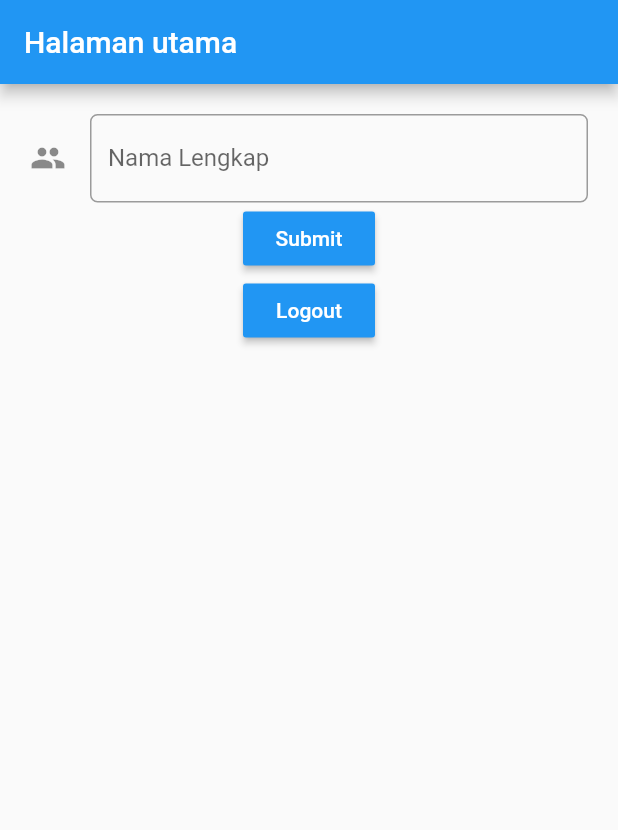
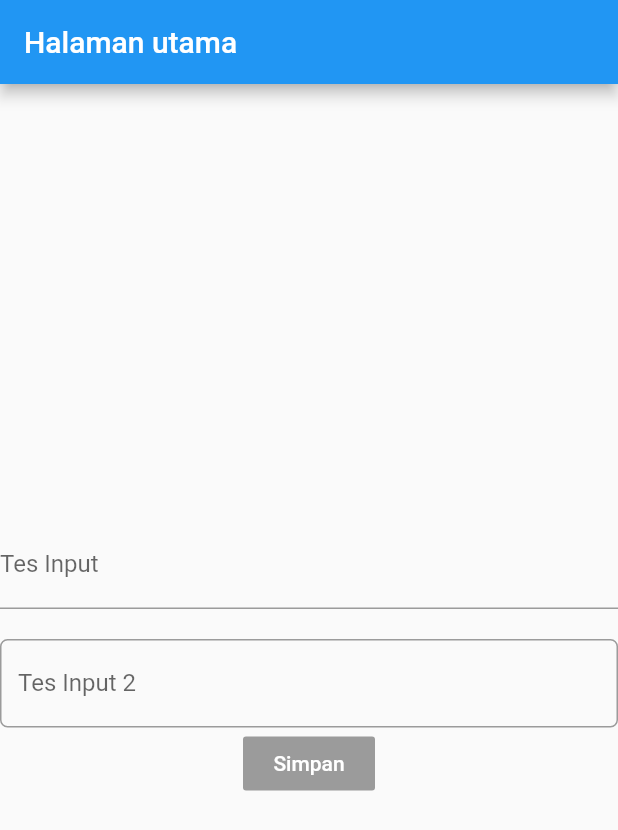
Before and after one commit to argowibowo/progmob2020uas, a Flutter app: the Pertemuan1 screen opened directly, on a phone screen of 412 x 824 dp. Shown: the top 830 px of the screen. Run offline on Flutter 3.47's test engine with Material 2 defaults, Android fonts, the phone set to English and light mode, and no system bars; our stand-ins replace shared_preferences; accounts and stored records are empty.

```diff
--- a/lib/Dashboard.dart
+++ b/lib/Dashboard.dart
@@ -34,7 +34,7 @@ class _DashboardState extends State<Dashboard> {
         child: ListView(
           children: <Widget>[
             UserAccountsDrawerHeader(
-              accountName: Text("Agusta Avelina Saputri Male"),
+              accountName: Text("Avelina Male"),
               accountEmail: Text("Agusta.avelina@Si.ukdw.ac.id"),
               currentAccountPicture: CircleAvatar(
                 backgroundColor: Colors.white,
--- a/lib/Pertemuan1.dart
+++ b/lib/Pertemuan1.dart
@@ -1,18 +1,16 @@
-
 import 'package:flutter/material.dart';
-import 'package:flutter_72170102/main.dart';
-import 'package:shared_preferences/shared_preferences.dart';
 
 class Pertemuan1 extends StatefulWidget {
   Pertemuan1({Key key, this.title}) : super(key: key);
 
+
   final String title;
 
   @override
-  _Pertemuan1State createState() => _Pertemuan1State();
+  _Pertemuan1 createState() => _Pertemuan1();
 }
-class _Pertemuan1State extends State<Pertemuan1> {
-  final _formKey = GlobalKey<FormState>();
+
+class _Pertemuan1 extends State<Pertemuan1> {
   int _counter = 2;
 
   void _incrementCounter() {
@@ -22,65 +20,49 @@ class _Pertemuan1State extends State<Pertemuan1> {
   }
   @override
   Widget build(BuildContext context) {
-    //return Text("Splash Screen");
     return Scaffold(
       appBar: AppBar(
         title: Text(widget.title),
-
       ),
-      body: Form(
-        key: _formKey,
-        child: Container(
-          padding: EdgeInsets.all(20.0),
+      body: Center(
         child: Column(
-            children: [
-              //TextField(),
-              TextFormField(
+          mainAxisAlignment: MainAxisAlignment.center,
+          children: <Widget>[
+            TextField(
               decoration: new InputDecoration(
-                  hintText: "Agusta Avelina Saputri Male",
-                  labelText: "Nama Lengkap ",
-                  icon: Icon(Icons.people),
+                labelText: "Tes Input ",
+                hintText: "Teks Yang akan diInput Formatnya adalah sbb",
+              ),
+            ),
+            Padding(
+              padding: EdgeInsets.all(10.0),
+            ),
+            TextField(
+              decoration: new InputDecoration(
+                  labelText: "Tes Input 2 ",
+                  hintText: "Teks Yang akan diInput Formatnya adalah sbb",
                   border: OutlineInputBorder(
-                      borderRadius: new BorderRadius.circular(5.0)),
+                      borderRadius: new BorderRadius.circular(5)
+                  )
               ),
-
-                // The validator receives the text that the user has entered.
-                validator: (value) {
-                  if (value.isEmpty) {
-                    return 'Nama Tidak Boleh Kosong';
-                  }
-                  return null;
-                },
             ),
             RaisedButton(
+              color: Colors.blue,
               child: Text(
-                  "Submit",
-                  style: TextStyle(color: Colors.white),
+                "Simpan" ,
+                style: TextStyle(
+                    color: Colors.white
                 ),
-                color: Colors.blue,
-                onPressed: () {
-                  if (_formKey.currentState.validate()) {}
-                },
               ),
-              RaisedButton(
-                child: Text(
-                  "Logout",
-                  style: TextStyle(color: Colors.white),
-                ),
-                color: Colors.blue,
-                onPressed: ()  async {
-                  SharedPreferences pref = await SharedPreferences.getInstance();
-                  await pref.setInt("is_login", 0);
-                  Navigator.pushReplacement(
-                    context,
-                    MaterialPageRoute(builder: (context) => MyHomePage(title: "Hallo Push",)),
-                  );
-                },
-              ),
+            )
           ],
         ),
       ),
-      ),
+      //floatingActionButton: FloatingActionButton(
+      // onPressed: _incrementCounter,
+      //tooltip: 'Increment',
+      //child: Icon(Icons.add),
+      //), // This trailing comma makes auto-formatting nicer for build methods.
     );
   }
 }
--- a/lib/Tugaspertemuan8.dart
+++ b/lib/Tugaspertemuan8.dart
@@ -6,9 +6,9 @@ class Tugaspertemuan8 extends StatefulWidget {
   final String title;
 
   @override
-  _Pertemuan8State createState() => _Pertemuan8State();
+  _Tugaspertemuan8State createState() => _Tugaspertemuan8State();
 }
-class _Pertemuan8State extends State<Tugaspertemuan8> {
+class _Tugaspertemuan8State extends State<Tugaspertemuan8> {
   final _formKey = GlobalKey<FormState>();
   int _counter = 2;
 
@@ -33,7 +33,7 @@ class _Pertemuan8State extends State<Tugaspertemuan8> {
               //TextField(),
               TextFormField(
                 decoration: new InputDecoration(
-                  hintText: "Agusta Avelina Saputri Male",
+                  hintText: "Avelina Male",
                   labelText: "Nama Lengkap ",
                   icon: Icon(Icons.people),
                   border: OutlineInputBorder(
--- a/lib/main.dart
+++ b/lib/main.dart
@@ -12,13 +12,13 @@ class MyApp extends StatelessWidget {
   @override
   Widget build(BuildContext context) {
     return MaterialApp(
-      title: 'Flutter Demo',
+      title: 'Pemograman Mobile',
       theme: ThemeData(
         primarySwatch: Colors.blue,
         visualDensity: VisualDensity.adaptivePlatformDensity,
       ),
 
-      home: MyHomePage(title: 'Flutter 72170102'),
+      home: MyHomePage(title: '72170102'),
       debugShowCheckedModeBanner: false,
     );
   }
```
Also changed, not shown: lib/dosen/dashboarddosen.dart (+16 -0 lines), lib/jadwal/dashboardjadwal.dart (+18 -3 lines), lib/mahasiswa/dashboardmhs.dart (+15 -0 lines), lib/matakuliah/dashboardmatkul.dart (+16 -1 lines). Lines whose indentation alone changed are shown as unchanged.
